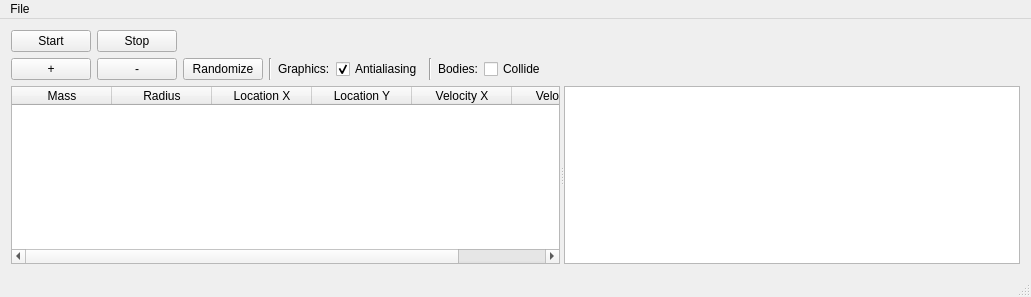
Qt form source/ObjectSelector/mainwindow.ui (CDavantzis/GravitySimulator) before a commit.
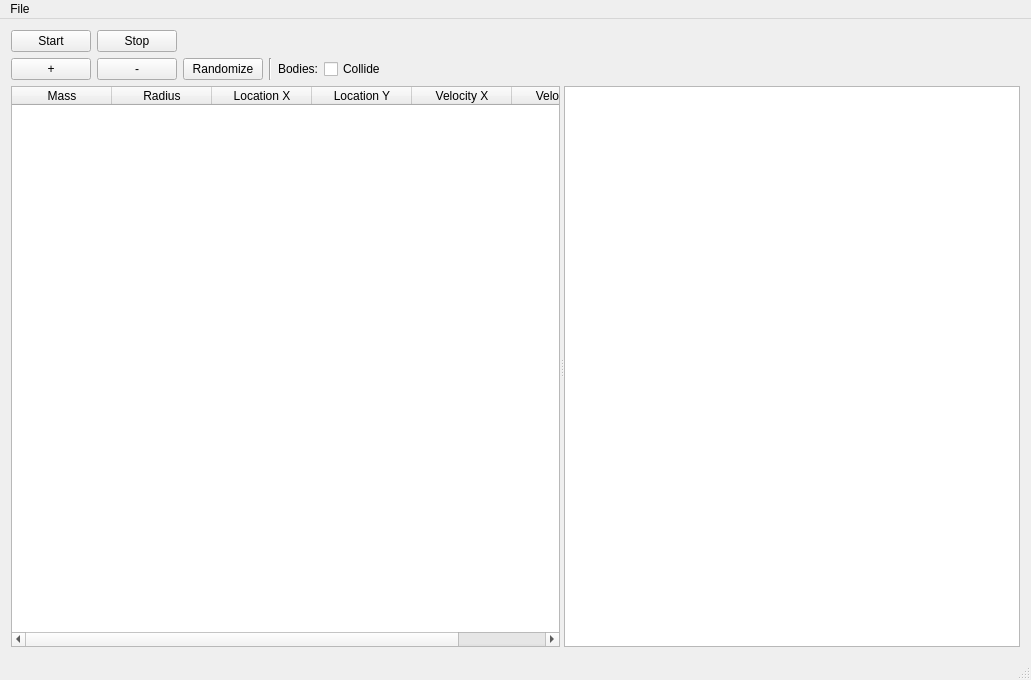
The same form after that commit. Custom widgets are drawn as their Qt base class.

Patch:
```diff
--- a/source/ObjectSelector/mainwindow.ui
+++ b/source/ObjectSelector/mainwindow.ui
@@ -7,7 +7,7 @@
     <x>0</x>
     <y>0</y>
     <width>1031</width>
-    <height>297</height>
+    <height>680</height>
    </rect>
   </property>
   <property name="sizePolicy">
@@ -108,30 +108,6 @@
         </property>
        </widget>
       </item>
-      <item>
-       <widget class="Line" name="line_2">
-        <property name="orientation">
-         <enum>Qt::Vertical</enum>
-        </property>
-       </widget>
-      </item>
-      <item>
-       <widget class="QLabel" name="label_3">
-        <property name="text">
-         <string>Graphics:</string>
-        </property>
-       </widget>
-      </item>
-      <item>
-       <widget class="QCheckBox" name="checkBox_antialiasing">
-        <property name="text">
-         <string>Antialiasing</string>
-        </property>
-        <property name="checked">
-         <bool>true</bool>
-        </property>
-       </widget>
-      </item>
       <item>
        <widget class="Line" name="line_3">
         <property name="orientation">
```
Left out of the diff: 8 changed lines with no effect on the pictures.
